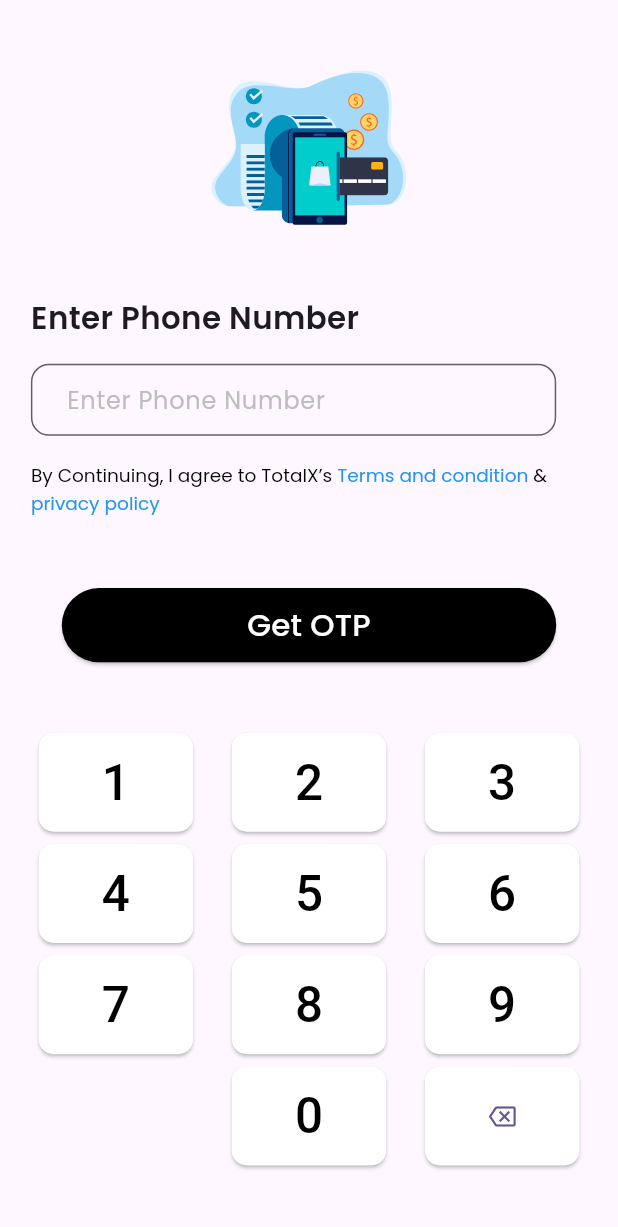
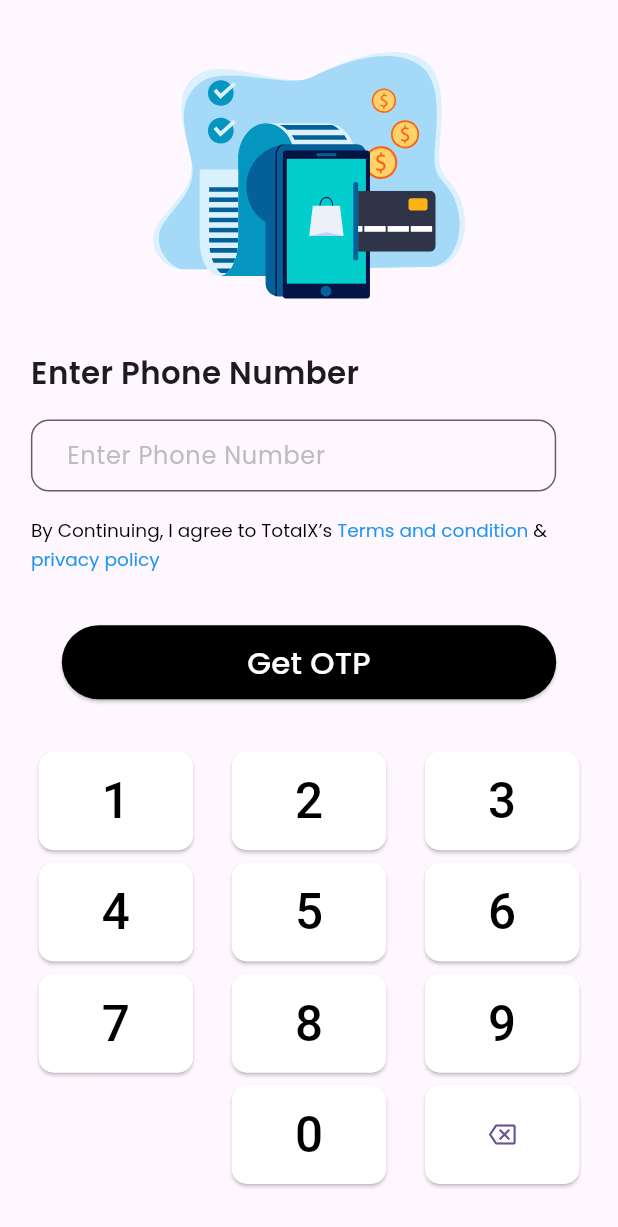
Before and after one commit to Gautham-Gautham/contacts_app, a Flutter app: the screen it shows after launch, on a phone screen of 412 x 824 dp. Shown: the top 1227 px of the screen. Run offline on Flutter 3.47's test engine with Material 3 defaults, Android fonts, the phone set to English and light mode, and no system bars; our stand-ins replace firebase_auth, firebase_core, flutter_svg, fpdart, google_fonts, pin_code_fields; missing offline and left inert: flutterotpfield; accounts and stored records are empty.

Commit message:
otpScreen completed

```diff
--- a/lib/Core/common/CustomeKeypad&Button/Button_common.dart
+++ b/lib/Core/common/CustomeKeypad&Button/Button_common.dart
@@ -5,13 +5,15 @@ import '../../../Features/Authentication/Screens/login.dart';
 
 class CommonButton extends StatelessWidget {
   final String buttonName;
-  const CommonButton({super.key, required this.buttonName});
+  final Function ontap;
+  const CommonButton(
+      {super.key, required this.buttonName, required this.ontap});
 
   @override
   Widget build(BuildContext context) {
     return Center(
       child: ElevatedButton(
-          onPressed: () {},
+          onPressed: () => ontap,
           style: ElevatedButton.styleFrom(
               backgroundColor: Colors.black,
               minimumSize: Size(width * 0.8, height * 0.06)),
--- /dev/null
+++ b/lib/Features/Authentication/Provider/login_model.dart
@@ -0,0 +1,10 @@
+import 'package:flutter/cupertino.dart';
+
+class LoginModel extends ChangeNotifier {
+  TextEditingController phoneNumber = TextEditingController();
+
+  void dispose() {
+    phoneNumber.dispose();
+    super.dispose();
+  }
+}
--- /dev/null
+++ b/lib/Features/Authentication/Provider/login_provider.dart
@@ -0,0 +1,24 @@
+import 'package:flutter/cupertino.dart';
+import 'package:flutter/material.dart';
+
+import '../../OtpVerification/Screens/otp_screen.dart';
+import '../Provider/login_model.dart';
+
+class LoginProvider extends ChangeNotifier {
+  final LoginModel _model = LoginModel();
+
+  LoginModel get model => _model;
+
+  void navigateToOtpScreen(BuildContext context) {
+    Navigator.push(
+      context,
+      MaterialPageRoute(
+        builder: (context) => OtpScreen(
+          number: _model.phoneNumber.text.trim(),
+        ),
+      ),
+    );
+  }
+
+  getOtp() {}
+}
--- a/lib/Features/Authentication/Screens/login.dart
+++ b/lib/Features/Authentication/Screens/login.dart
@@ -1,36 +1,25 @@
-import 'package:contacts_app/Core/common/CustomeKeypad&Button/Button_common.dart';
-import 'package:contacts_app/Core/custom_textform_field/custom_textform.dart';
+import 'package:firebase_auth/firebase_auth.dart';
 import 'package:flutter/material.dart';
 import 'package:flutter_svg/flutter_svg.dart';
 import 'package:google_fonts/google_fonts.dart';
-
+import 'package:provider/provider.dart';
 import '../../../Core/common/CustomeKeypad&Button/key_pad.dart';
+import '../../../Core/custom_textform_field/custom_textform.dart';
+import '../Provider/login_provider.dart';
 
 double height = 0;
 double width = 0;
 
-class LoginScreen extends StatefulWidget {
-  const LoginScreen({super.key});
-
-  @override
-  State<LoginScreen> createState() => _LoginScreenState();
-}
-
-class _LoginScreenState extends State<LoginScreen> {
-  TextEditingController phoneNumber = TextEditingController();
-  @override
-  void dispose() {
-    phoneNumber.dispose();
-    super.dispose();
-  }
-
+class LoginScreen extends StatelessWidget {
   @override
   Widget build(BuildContext context) {
     height = MediaQuery.of(context).size.height;
     width = MediaQuery.of(context).size.width;
     return SafeArea(
       child: Scaffold(
-        body: SizedBox(
+        body: Consumer<LoginProvider>(
+          builder: (context, provider, child) {
+            return SizedBox(
               width: width,
               child: Column(
                 mainAxisAlignment: MainAxisAlignment.spaceEvenly,
@@ -39,49 +28,69 @@ class _LoginScreenState extends State<LoginScreen> {
                   Row(
                     mainAxisAlignment: MainAxisAlignment.center,
                     children: [
-                  SvgPicture.asset("assets/logingsvg.svg"),
+                      SvgPicture.asset(
+                        "assets/logingsvg.svg",
+                        height: MediaQuery.of(context).size.height * 0.2,
+                      ),
                     ],
                   ),
                   Padding(
-                padding:
-                    EdgeInsets.only(left: width * 0.05, right: width * 0.05),
+                    padding: EdgeInsets.only(
+                      left: width * 0.05,
+                      right: width * 0.05,
+                    ),
                     child: Column(
                       crossAxisAlignment: CrossAxisAlignment.start,
                       children: [
                         Text(
                           "Enter Phone Number",
                           style: GoogleFonts.poppins(
-                          fontWeight: FontWeight.w600, fontSize: width * 0.05),
+                            fontWeight: FontWeight.w600,
+                            fontSize: width * 0.05,
                           ),
-                    SizedBox(height: height * 0.02),
+                        ),
+                        SizedBox(
+                            height: MediaQuery.of(context).size.height * 0.02),
                         SizedBox(
                           width: width * 0.85,
                           child: CustomTextField(
-                          controller: phoneNumber, label: 'Enter Phone Number'),
+                            keyboardType: TextInputType.none,
+                            controller: provider.model.phoneNumber,
+                            label: 'Enter Phone Number',
                           ),
-                    SizedBox(height: height * 0.02),
+                        ),
+                        SizedBox(
+                            height: MediaQuery.of(context).size.height * 0.02),
                         RichText(
                           text: TextSpan(
                             children: <TextSpan>[
                               TextSpan(
                                 text: 'By Continuing, I agree to ',
                                 style: GoogleFonts.poppins(
-                                color: Colors.black, fontSize: width * 0.03),
+                                  color: Colors.black,
+                                  fontSize: width * 0.03,
+                                ),
                               ),
                               TextSpan(
                                 text: 'TotalX’s ',
                                 style: GoogleFonts.poppins(
-                                color: Colors.black, fontSize: width * 0.03),
+                                  color: Colors.black,
+                                  fontSize: width * 0.03,
+                                ),
                               ),
                               TextSpan(
                                 text: 'Terms and condition ',
                                 style: GoogleFonts.poppins(
-                                color: Colors.blue, fontSize: width * 0.03),
+                                  color: Colors.blue,
+                                  fontSize: width * 0.03,
+                                ),
                               ),
                               TextSpan(
                                 text: '&\n',
                                 style: GoogleFonts.poppins(
-                                color: Colors.black, fontSize: width * 0.03),
+                                  color: Colors.black,
+                                  fontSize: width * 0.03,
+                                ),
                               ),
                               TextSpan(
                                 text: 'privacy policy',
@@ -96,18 +105,45 @@ class _LoginScreenState extends State<LoginScreen> {
                       ],
                     ),
                   ),
-              const CommonButton(buttonName: "Get OTP"),
+                  Center(
+                    child: ElevatedButton(
+                      onPressed: () {
+                        FirebaseAuth.instance.verifyPhoneNumber(
+                          verificationCompleted: (phoneAuthCredential) {},
+                          verificationFailed: (error) {},
+                          codeSent: (verificationId, forceResendingToken) {},
+                          codeAutoRetrievalTimeout: (verificationId) {},
+                        );
+                        provider.navigateToOtpScreen(context);
+                      },
+                      style: ElevatedButton.styleFrom(
+                        backgroundColor: Colors.black,
+                        minimumSize: Size(
+                          width * 0.8,
+                          MediaQuery.of(context).size.height * 0.06,
+                        ),
+                      ),
+                      child: Text(
+                        'Get OTP',
+                        style: GoogleFonts.poppins(
+                          fontSize: width * 0.05,
+                          color: Colors.white,
+                          fontWeight: FontWeight.w500,
+                        ),
+                        textAlign: TextAlign.center,
+                      ),
+                    ),
+                  ),
                   NumPad(
                     buttonColor: Colors.white,
-                controller: phoneNumber,
+                    controller: provider.model.phoneNumber,
                   )
                 ],
               ),
+            );
+          },
         ),
       ),
     );
   }
 }
-
-// Usage example:
-// NumPad(controller: myController, delete: deleteFunction, onSubmit: submitFunction)
--- /dev/null
+++ b/lib/Features/OtpVerification/Providers/otp_model.dart
@@ -0,0 +1,31 @@
+import 'dart:async';
+
+import 'package:flutter/cupertino.dart';
+
+class OtpModel extends ChangeNotifier {
+  TextEditingController fst = TextEditingController();
+  TextEditingController snd = TextEditingController();
+  TextEditingController trd = TextEditingController();
+  TextEditingController fth = TextEditingController();
+  TextEditingController nbrs = TextEditingController();
+  FocusNode focusNode1 = FocusNode();
+  FocusNode focusNode2 = FocusNode();
+  FocusNode focusNode3 = FocusNode();
+  FocusNode focusNode4 = FocusNode();
+
+  late Timer timer;
+
+  @override
+  void dispose() {
+    fst.dispose();
+    snd.dispose();
+    trd.dispose();
+    fth.dispose();
+    nbrs.dispose();
+    focusNode4.dispose();
+    focusNode3.dispose();
+    focusNode2.dispose();
+    focusNode1.dispose();
+    super.dispose();
+  }
+}
--- /dev/null
+++ b/lib/Features/OtpVerification/Providers/otp_provider.dart
@@ -0,0 +1,30 @@
+import 'dart:async';
+
+import 'package:flutter/material.dart';
+
+import 'otp_model.dart';
+
+class OtpProvider extends ChangeNotifier {
+  final OtpModel otpModel = OtpModel();
+  String currentText = '';
+
+  int start = 60;
+
+  OtpProvider() {
+    startTimer();
+  }
+  void startTimer() {
+    const oneMinute = Duration(seconds: 1);
+    otpModel.timer = Timer.periodic(
+      oneMinute,
+      (Timer timer) {
+        if (start == 0) {
+          timer.cancel();
+        } else {
+          start--;
+          notifyListeners();
+        }
+      },
+    );
+  }
+}
--- a/lib/main.dart
+++ b/lib/main.dart
@@ -1,7 +1,11 @@
+import 'package:contacts_app/Features/Authentication/Provider/login_model.dart';
 import 'package:contacts_app/Features/Authentication/Screens/login.dart';
 import 'package:firebase_core/firebase_core.dart';
 import 'package:flutter/material.dart';
+import 'package:provider/provider.dart';
 
+import 'Features/Authentication/Provider/login_provider.dart';
+import 'Features/OtpVerification/Providers/otp_provider.dart';
 import 'firebase_options.dart';
 
 Future<void> main() async {
@@ -19,7 +23,19 @@ class MyApp extends StatelessWidget {
   // This widget is the root of your application.
   @override
   Widget build(BuildContext context) {
-    return MaterialApp(
+    return MultiProvider(
+      providers: [
+        ChangeNotifierProvider(
+          create: (context) => LoginModel(),
+        ),
+        ChangeNotifierProvider(
+          create: (context) => LoginProvider(),
+        ),
+        ChangeNotifierProvider(
+          create: (context) => OtpProvider(),
+        ),
+      ],
+      child: MaterialApp(
         title: 'Flutter Demo',
         theme: ThemeData(
           // This is the theme of your application.
@@ -41,7 +57,8 @@ class MyApp extends StatelessWidget {
           useMaterial3: true,
         ),
         debugShowCheckedModeBanner: false,
-      home: const LoginScreen(),
+        home: LoginScreen(),
+      ),
     );
   }
 }
--- a/pubspec.yaml
+++ b/pubspec.yaml
@@ -41,6 +41,11 @@ dependencies:
   flutter_svg: ^2.0.10+1
   provider: ^6.1.2
   firebase_core: ^2.28.0
+  pin_code_fields: ^8.0.1
+  firebase_auth: ^4.19.0
+  flutterotpfield: ^0.0.3
+  cloud_firestore: ^4.16.0
+
 
 dev_dependencies:
   flutter_test:
```
Also changed, not shown: lib/Features/OtpVerification/Screens/otp_screen.dart (added, +304 -0 lines), pubspec.lock. Lines whose indentation alone changed are shown as unchanged.
